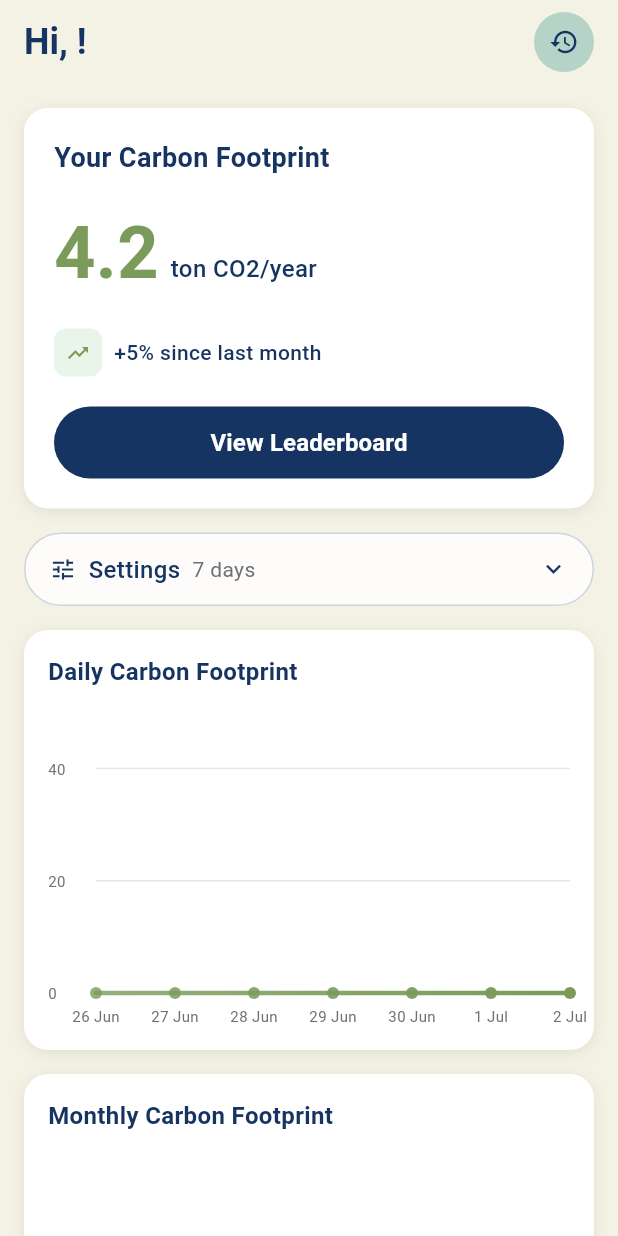
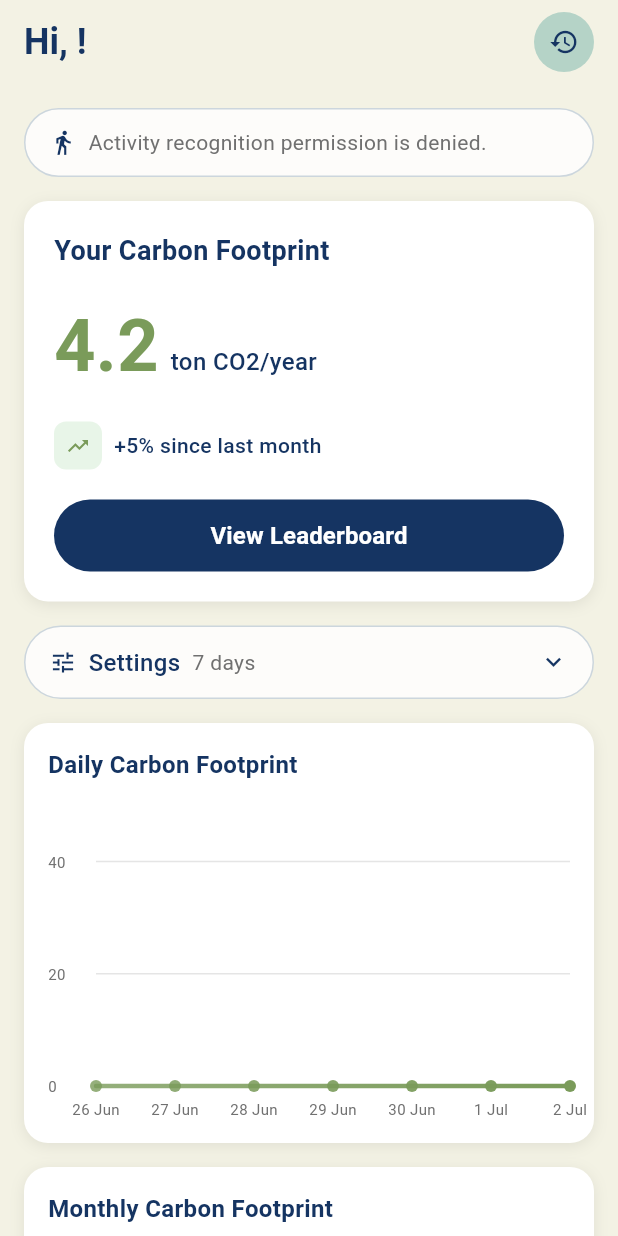
Before and after one commit to Wxyzzzzzz/Hackattack-NeutraGO, a Flutter app: the HomeScreen screen opened directly, on a phone screen of 412 x 824 dp. Run offline on Flutter 3.47's test engine with Material 3 defaults, Android fonts, the phone set to English and light mode, and no system bars; drawn by our look-alikes of fl_chart; our stand-ins replace cloud_firestore, firebase_auth, firebase_core, geocoding, geolocator, google_maps_flutter and 2 more; missing offline and left inert: flutter_activity_recognition, flutter_foreground_task, flutter_google_places, google_maps_webservice; accounts and stored records are empty; network calls fail.

Commit message:
Activity Recognition

```diff
--- a/lib/screens/home_screen.dart
+++ b/lib/screens/home_screen.dart
@@ -5,6 +5,15 @@
 import '../widgets/transportation_chart.dart';
 import '../widgets/action_buttons.dart';
 import 'past_trips_screen.dart';
+import 'package:flutter_activity_recognition/flutter_activity_recognition.dart';
+import 'package:permission_handler/permission_handler.dart';
+import 'package:flutter_foreground_task/flutter_foreground_task.dart';
+import 'dart:isolate';
+
+// Top-level callback for foreground task
+void startCallback() {
+  FlutterForegroundTask.setTaskHandler(ActivityBackgroundTask());
+}
 
 class HomeScreen extends StatefulWidget {
   const HomeScreen({super.key});
@@ -15,6 +24,69 @@
 
 class _HomeScreenState extends State<HomeScreen> {
   // int _selectedIndex = 0;
+
+  final FlutterActivityRecognition _activityRecognition =
+      FlutterActivityRecognition.instance;
+  Stream<Activity>? _activityStream;
+  String _currentActivity = 'Unknown';
+
+  @override
+  void initState() {
+    super.initState();
+    _initActivityRecognition();
+    _startForegroundTask();
+  }
+
+  Future<void> _initActivityRecognition() async {
+    ActivityPermission permission =
+        await _activityRecognition.checkPermission();
+    if (permission == ActivityPermission.DENIED) {
+      permission = await _activityRecognition.requestPermission();
+    }
+    if (permission == ActivityPermission.GRANTED) {
+      _activityStream = _activityRecognition.activityStream;
+      _activityStream!.listen(
+        (activity) {
+          print('Activity event received: ${activity.type}');
+          setState(() {
+            _currentActivity = activity.type.toString().split('.').last;
+          });
+        },
+        onError: (error) {
+          print('Activity stream error: $error');
+          setState(() {
+            _currentActivity = 'Error: $error';
+          });
+        },
+        cancelOnError: false,
+      );
+    } else {
+      print('Activity Recognition Permission: $permission');
+      setState(() {
+        _currentActivity = 'Permission Denied';
+      });
+    }
+  }
+
+  String _userFriendlyActivityMessage() {
+    if (_currentActivity.startsWith('Error:') ||
+        _currentActivity == 'Unknown') {
+      return 'Activity recognition is not available on your device.';
+    } else if (_currentActivity == 'Permission Denied' ||
+        _currentActivity == 'Permission Permanently Denied') {
+      return 'Activity recognition permission is denied.';
+    } else {
+      return 'Current Activity: $_currentActivity';
+    }
+  }
+
+  void _startForegroundTask() {
+    FlutterForegroundTask.startService(
+      notificationTitle: 'Activity Recognition Running',
+      notificationText: 'Detecting your activity in the background.',
+      callback: startCallback,
+    );
+  }
 
   @override
   Widget build(BuildContext context) {
@@ -42,7 +114,8 @@
               onTap: () {
                 Navigator.push(
                   context,
-                  MaterialPageRoute(builder: (context) => const PastTripsScreen()),
+                  MaterialPageRoute(
+                      builder: (context) => const PastTripsScreen()),
                 );
               },
               child: Container(
@@ -67,6 +140,37 @@
         child: Column(
           crossAxisAlignment: CrossAxisAlignment.start,
           children: [
+            // Activity Recognition Display
+            Container(
+              width: double.infinity,
+              padding: const EdgeInsets.symmetric(horizontal: 16, vertical: 12),
+              decoration: BoxDecoration(
+                color: Colors.white.withOpacity(0.8),
+                borderRadius: BorderRadius.circular(25),
+                border: Border.all(color: const Color(0xFFCCD6DD)),
+              ),
+              child: Row(
+                children: [
+                  const Icon(
+                    Icons.directions_walk,
+                    color: Color(0xFF153462),
+                    size: 18,
+                  ),
+                  const SizedBox(width: 8),
+                  Expanded(
+                    child: Text(
+                      _userFriendlyActivityMessage(),
+                      style: const TextStyle(
+                        color: Color(0xFF707070),
+                        fontSize: 14,
+                      ),
+                      overflow: TextOverflow.ellipsis,
+                    ),
+                  ),
+                ],
+              ),
+            ),
+            const SizedBox(height: 16),
             // Carbon Footprint Card
             const CarbonFootprintCard(),
             const SizedBox(height: 16),
@@ -164,3 +268,34 @@
     );
   }
 }
+
+class ActivityBackgroundTask extends TaskHandler {
+  Stream<Activity>? _activityStream;
+  late final FlutterActivityRecognition _activityRecognition;
+
+  @override
+  Future<void> onStart(DateTime timestamp, SendPort? sendPort) async {
+    _activityRecognition = FlutterActivityRecognition.instance;
+    _activityStream = _activityRecognition.activityStream;
+    _activityStream?.listen((activity) {
+      print('[Background] Activity: ${activity.type}');
+      // Optionally send data to main isolate:
+      // sendPort?.send(activity.type.toString());
+    });
+  }
+
+  @override
+  Future<void> onEvent(DateTime timestamp, SendPort? sendPort) async {}
+
+  @override
+  Future<void> onRepeatEvent(DateTime timestamp, SendPort? sendPort) async {}
+
+  @override
+  Future<void> onDestroy(DateTime timestamp, SendPort? sendPort) async {}
+
+  @override
+  void onButtonPressed(String id) {}
+
+  @override
+  void onNotificationPressed() {}
+}
--- a/pubspec.yaml
+++ b/pubspec.yaml
@@ -32,6 +32,8 @@
     sdk: flutter
   geolocator: ^11.0.0
   google_maps_flutter: ^2.5.0
+  flutter_activity_recognition: ^4.0.0
+  flutter_foreground_task: ^6.1.2
 
   # The following adds the Cupertino Icons font to your application.
   # Use with the CupertinoIcons class for iOS style icons.
@@ -60,6 +62,8 @@
   google_maps_webservice: 0.0.20-nullsafety.5
   http: ^0.13.6
   logging: ^1.2.0
+
+  permission_handler: ^11.0.1
 
 dev_dependencies:
   flutter_test:
```
Also changed, not shown: lib/widgets/auth_wrapper.dart (+6 -9 lines), pubspec.lock, 5 other files.
